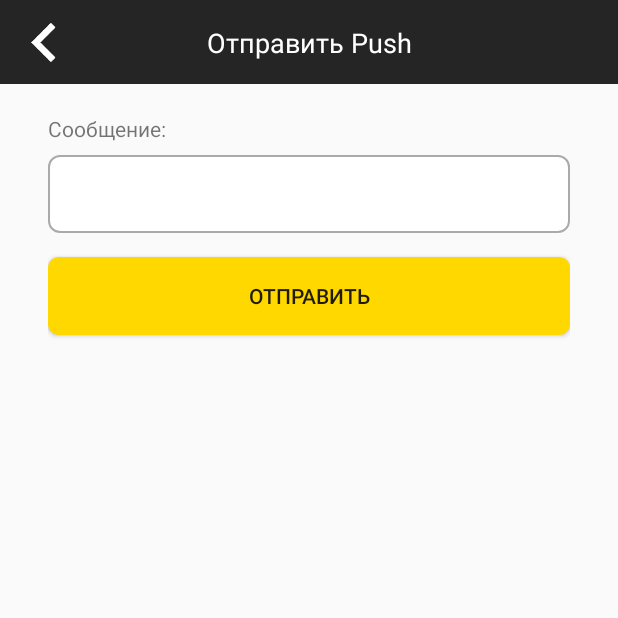
After one commit to matvapps/MotoTaxi24, an Android app: the SendPushActivity screen opened directly, with no data from a screen before it, on a phone screen of 412 x 824 dp, the top half of it. The commit adds this screen. Run offline under Robolectric (Android 15) with nearby library versions, the phone set to English and light mode, and no system bars; our stand-ins replace RxJava; network calls fail.

Commit message:
add push

```diff
--- a/app/src/main/AndroidManifest.xml
+++ b/app/src/main/AndroidManifest.xml
@@ -34,11 +34,11 @@
         <activity
             android:name=".orderlist.OrderListActivity"
             android:launchMode="singleInstance" />
-        <activity
-            android:name=".register.RegisterActivity" />
+        <activity android:name=".register.RegisterActivity" />
         <activity
             android:name=".driver.DriverMainActivity"
             android:launchMode="singleInstance" />
+        <activity android:name=".push.SendPushActivity"></activity>
     </application>
 
 </manifest>
--- a/app/src/main/java/custom/MyDatePickerFragment.java
+++ b/app/src/main/java/agency/yad/mototaxi24/custom/MyDatePickerFragment.java
@@ -1,8 +1,7 @@
-package custom;
+package agency.yad.mototaxi24.custom;
 
 import android.app.DatePickerDialog;
 import android.app.Dialog;
-import android.app.TimePickerDialog;
 import android.os.Bundle;
 import android.support.v4.app.DialogFragment;
 import android.widget.DatePicker;
--- a/app/src/main/java/custom/MyTimePickerFragment.java
+++ b/app/src/main/java/agency/yad/mototaxi24/custom/MyTimePickerFragment.java
@@ -1,4 +1,4 @@
-package custom;
+package agency.yad.mototaxi24.custom;
 
 import android.app.Dialog;
 import android.app.TimePickerDialog;
--- a/app/src/main/java/agency/yad/mototaxi24/network/NetworkInterface.java
+++ b/app/src/main/java/agency/yad/mototaxi24/network/NetworkInterface.java
@@ -77,22 +77,29 @@ public interface NetworkInterface {
 
     @POST("order/delete")
     Observable<BaseResponse> deleteOrder(@NonNull @Query("id") Integer id);
+
     @POST("order/done")
     Observable<BaseResponse> doneOrder(@NonNull @Query("id") Integer id);
+
     @POST("driver/takeorder")
     Observable<BaseResponse> takeOrder(@NonNull @Query("order_id") Integer orderId,
                                        @NonNull @Query("token") String token);
+
     @POST("driver/myorders")
     Observable<OrdersResponse> getMyOrders(@NonNull @Query("token") String token);
+
+    @POST("push")
+    Observable<BaseResponse> sendPush(@NonNull @Query("title") String title,
+                                      @NonNull @Query("message") String message);
 
     @Multipart
     @POST("photo/upload")
     Call<PhotoResponse> postImage(@Part MultipartBody.Part image);
 
 
-
     @GET("orders/active")
     Observable<OrdersResponse> getActiveOrders();
+
     @GET("orders/all")
     Observable<OrdersResponse> getOrders();
 
--- a/app/src/main/java/agency/yad/mototaxi24/order/NewOrderActivity.java
+++ b/app/src/main/java/agency/yad/mototaxi24/order/NewOrderActivity.java
@@ -14,7 +14,7 @@ import android.widget.Toast;
 import agency.yad.mototaxi24.R;
 import agency.yad.mototaxi24.base.BaseActivity;
 import agency.yad.mototaxi24.model.response.BaseResponse;
-import custom.MyTimePickerFragment;
+import agency.yad.mototaxi24.custom.MyTimePickerFragment;
 
 public class NewOrderActivity extends BaseActivity implements NewOrderView, View.OnClickListener {
 
--- /dev/null
+++ b/app/src/main/java/agency/yad/mototaxi24/push/SendPushActivity.java
@@ -0,0 +1,85 @@
+package agency.yad.mototaxi24.push;
+
+import android.app.Activity;
+import android.content.Intent;
+import android.os.Bundle;
+import android.view.View;
+import android.widget.Button;
+import android.widget.EditText;
+import android.widget.Toast;
+
+import agency.yad.mototaxi24.R;
+import agency.yad.mototaxi24.base.BaseActivity;
+import agency.yad.mototaxi24.model.response.BaseResponse;
+
+public class SendPushActivity extends BaseActivity implements SendPushView{
+
+    private Button sendPushBtn;
+    private EditText pushMessageEdtxt;
+
+    private SendPushPresenter presenter;
+
+    @Override
+    protected boolean getUseArrowBack() {
+        return true;
+    }
+
+    @Override
+    protected String getToolbarTitle() {
+        return "Отправить Push";
+    }
+
+
+    public static void start(Activity activity) {
+        Intent intent = new Intent(activity, SendPushActivity.class);
+        activity.startActivity(intent);
+    }
+
+    @Override
+    protected void initViews() {
+        pushMessageEdtxt = findViewById(R.id.message_edtxt);
+        sendPushBtn = findViewById(R.id.send_btn);
+
+        sendPushBtn.setOnClickListener(new View.OnClickListener() {
+            @Override
+            public void onClick(View view) {
+                if (!pushMessageEdtxt.getText().toString().isEmpty()) {
+                    presenter.sendPush(pushMessageEdtxt.getText().toString());
+                    pushMessageEdtxt.setText(null);
+                    Toast.makeText(SendPushActivity.this, "Сообщение успешно отправлено", Toast.LENGTH_SHORT).show();
+                }
+                else
+                    Toast.makeText(SendPushActivity.this, "Сообщение не может быть пустым", Toast.LENGTH_SHORT).show();
+            }
+        });
+    }
+
+    @Override
+    protected int getContentViewLayoutId() {
+        return R.layout.activity_send_push;
+    }
+
+    @Override
+    protected void onCreate(Bundle savedInstanceState) {
+        super.onCreate(savedInstanceState);
+
+        presenter = new SendPushPresenter();
+        presenter.attachView(this);
+
+    }
+
+    @Override
+    public void onSendPush(BaseResponse response) {
+
+    }
+
+    @Override
+    public void showError() {
+
+    }
+
+    @Override
+    public void showLoading(boolean show) {
+
+    }
+}
--- /dev/null
+++ b/app/src/main/java/agency/yad/mototaxi24/push/SendPushView.java
@@ -0,0 +1,13 @@
+package agency.yad.mototaxi24.push;
+
+import agency.yad.mototaxi24.base.BaseView;
+import agency.yad.mototaxi24.model.response.BaseResponse;
+
+/**
+ * Created by Alexandr.
+ */
+public interface SendPushView extends BaseView {
+
+    void onSendPush(BaseResponse response);
+
+}
--- /dev/null
+++ b/app/src/main/res/layout/activity_send_push.xml
@@ -0,0 +1,41 @@
+<?xml version="1.0" encoding="utf-8"?>
+<LinearLayout xmlns:android="http://schemas.android.com/apk/res/android"
+    xmlns:app="http://schemas.android.com/apk/res-auto"
+    xmlns:tools="http://schemas.android.com/tools"
+    android:layout_width="match_parent"
+    android:layout_height="match_parent"
+    android:orientation="vertical"
+    android:paddingLeft="32dp"
+    android:paddingRight="32dp"
+    tools:context=".push.SendPushActivity">
+
+
+    <TextView
+        android:id="@+id/message_title"
+        android:layout_width="wrap_content"
+        android:layout_height="wrap_content"
+        android:layout_marginTop="20dp"
+        android:text="Сообщение:" />
+
+    <EditText
+        android:id="@+id/message_edtxt"
+        android:layout_width="match_parent"
+        android:layout_height="wrap_content"
+        android:minHeight="52dp"
+        android:layout_marginTop="8dp"
+        android:background="@drawable/round_stroke_edtxt_background"
+        android:paddingLeft="8dp"
+        android:paddingRight="8dp"
+        android:inputType="text"
+        tools:ignore="LabelFor" />
+
+
+    <Button
+        android:id="@+id/send_btn"
+        android:layout_width="match_parent"
+        android:layout_height="52dp"
+        android:layout_marginTop="16dp"
+        android:background="@drawable/yellow_round_btn_background"
+        android:text="Отправить"/>
+
+</LinearLayout>
--- a/app/src/main/res/layout/toolbar.xml
+++ b/app/src/main/res/layout/toolbar.xml
@@ -1,6 +1,7 @@
 <?xml version="1.0" encoding="utf-8"?>
 <FrameLayout xmlns:android="http://schemas.android.com/apk/res/android"
     xmlns:app="http://schemas.android.com/apk/res-auto"
+    xmlns:tools="http://schemas.android.com/tools"
     android:layout_width="match_parent"
     android:layout_height="match_parent">
 
@@ -42,6 +43,20 @@
             app:layout_constraintTop_toTopOf="parent" />
 
 
+        <Button
+            android:id="@+id/push_btn"
+            android:layout_width="wrap_content"
+            android:layout_height="wrap_content"
+            android:background="@android:color/transparent"
+            android:text="Push"
+            android:visibility="gone"
+            android:textAllCaps="false"
+            android:textColor="@android:color/white"
+            app:layout_constraintBottom_toBottomOf="parent"
+            app:layout_constraintEnd_toEndOf="parent"
+            app:layout_constraintTop_toTopOf="parent" />
+
+
     </android.support.constraint.ConstraintLayout>
 
 </FrameLayout>
```
Also changed, not shown: app/src/main/java/agency/yad/mototaxi24/dispatcher/DispatcherMainActivity.java (+11 -0 lines), app/src/main/java/agency/yad/mototaxi24/push/SendPushPresenter.java (added, +72 -0 lines), app/src/main/java/agency/yad/mototaxi24/register/RegisterActivity.java (+61 -25 lines).
